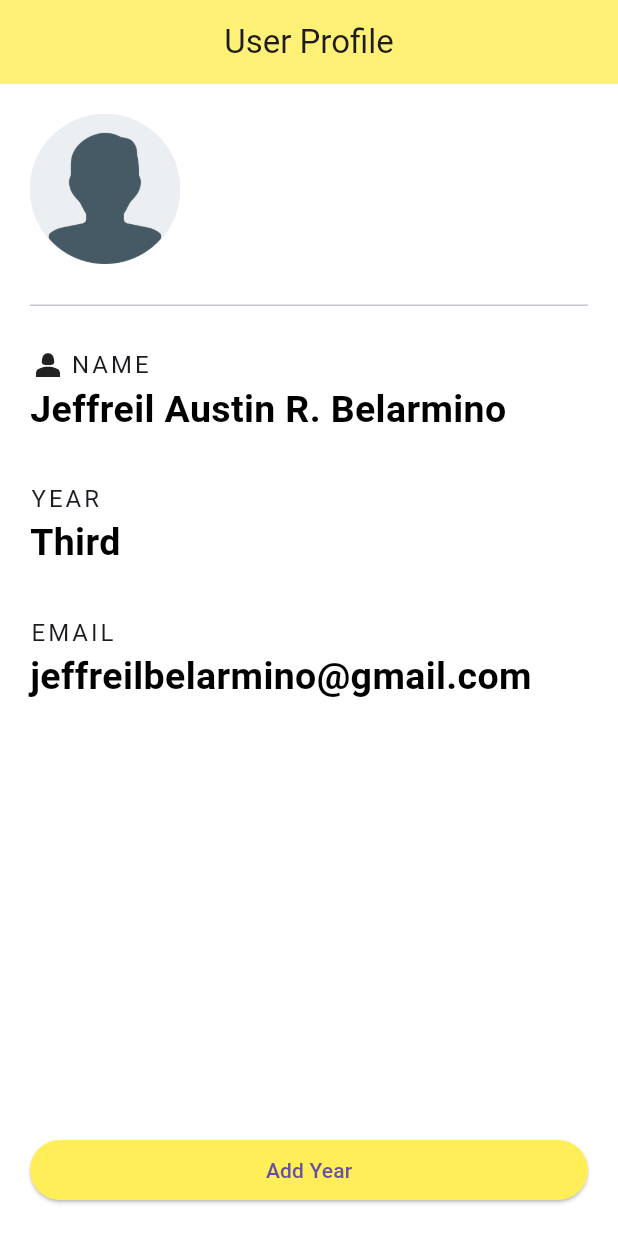
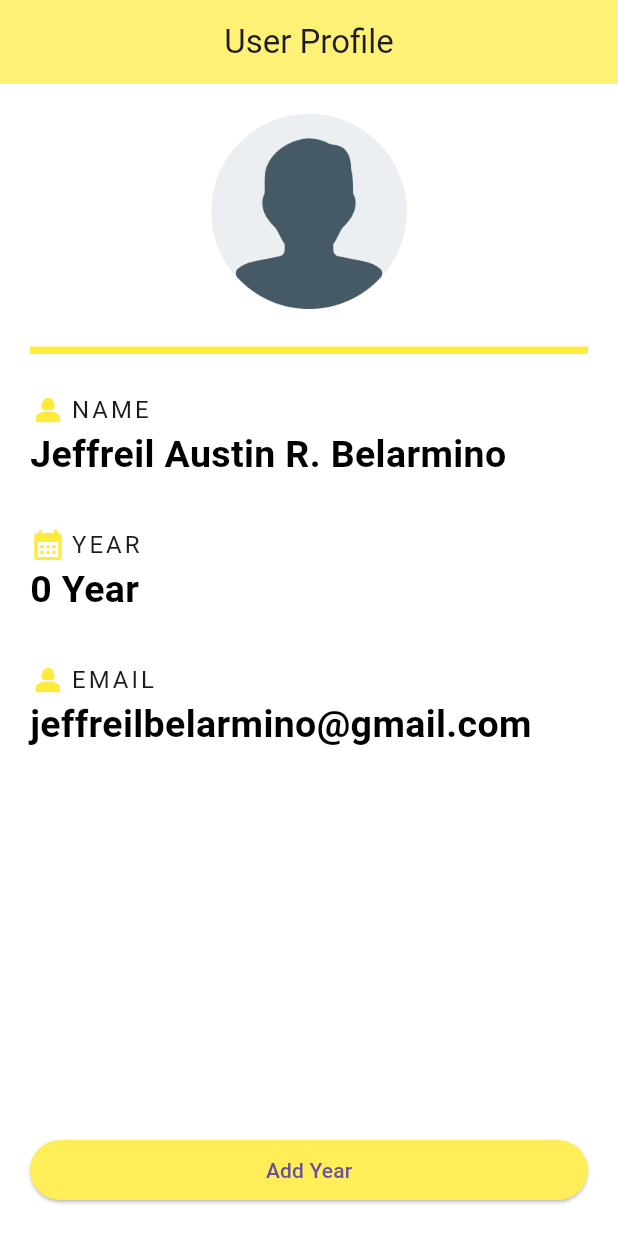
Before and after one commit to jeffreiljaustin/sample1fe, a Flutter app: the screen it shows after launch, on a phone screen of 412 x 824 dp. Run offline on Flutter 3.47's test engine with Material 3 defaults, Android fonts, the phone set to English and light mode, and no system bars.

Commit message:
Final ACtivity 1

```diff
--- a/lib/home.dart
+++ b/lib/home.dart
@@ -1,7 +1,14 @@
 import 'package:flutter/material.dart';
 
-class Home extends StatelessWidget {
+class Home extends StatefulWidget {
   const Home({super.key});
+
+  @override
+  State<Home> createState() => _HomeState();
+}
+
+class _HomeState extends State<Home> {
+  int year = 0;
 
   @override
   Widget build(BuildContext context) {
@@ -20,14 +27,19 @@ class Home extends StatelessWidget {
             Column(
               crossAxisAlignment: CrossAxisAlignment.start,
               children: <Widget>[
-                CircleAvatar(
+                Center(
+                  child: CircleAvatar(
                     child: Image.asset('assets/user.png'),
-                  radius: 50.0,
+                    radius: 65.0,
                   ),
-                Divider(height: 55.0,),
+                ),
+                Divider(height: 55.0, color: Colors.yellow, thickness: 5.00,),
                 Row(
                   children: [
-                    Icon(Icons.person_2),
+                    Icon(
+                      Icons.person_2,
+                      color: Colors.yellow[500],
+                    ),
                     SizedBox(width: 3,),
                     Text(
                       'NAME',
@@ -47,6 +59,13 @@ class Home extends StatelessWidget {
                   ),
                 ),
                 SizedBox(height: 30.0,),
+                Row(
+                  children: [
+                    Icon(
+                      Icons.calendar_month,
+                      color: Colors.yellow[500],
+                    ),
+                    SizedBox(width: 3,),
                     Text(
                       'YEAR',
                       style: TextStyle(
@@ -54,8 +73,10 @@ class Home extends StatelessWidget {
                         letterSpacing: 2.0,
                       ),
                     ),
+                  ],
+                ),
                 Text(
-                  'Third',
+                  '$year Year',
                   style: TextStyle(
                     fontWeight: FontWeight.bold,
                     color: Colors.black,
@@ -63,12 +84,21 @@ class Home extends StatelessWidget {
                   ),
                 ),
                 SizedBox(height: 30.0,),
+                Row(
+                  children: [
+                    Icon(
+                      Icons.person_2,
+                      color: Colors.yellow[500],
+                    ),
+                    SizedBox(width: 3,),
                     Text(
                       'EMAIL',
                       style: TextStyle(
                         fontSize: 16.0,
                         letterSpacing: 2.0,
                       ),
+                    ),
+                  ],
                 ),
                 Text(
                   'jeffreilbelarmino@gmail.com',
@@ -84,7 +114,11 @@ class Home extends StatelessWidget {
               crossAxisAlignment: CrossAxisAlignment.stretch,
               children: [
                 ElevatedButton(
-                    onPressed: (){},
+                    onPressed: (){
+                      setState(() {
+                        year +=1;
+                      });
+                    },
                     child: Text('Add Year'),
                   style: ButtonStyle(
                     backgroundColor: WidgetStateProperty.all(Colors.yellow[400]),
```
Lines whose indentation alone changed are shown as unchanged.
